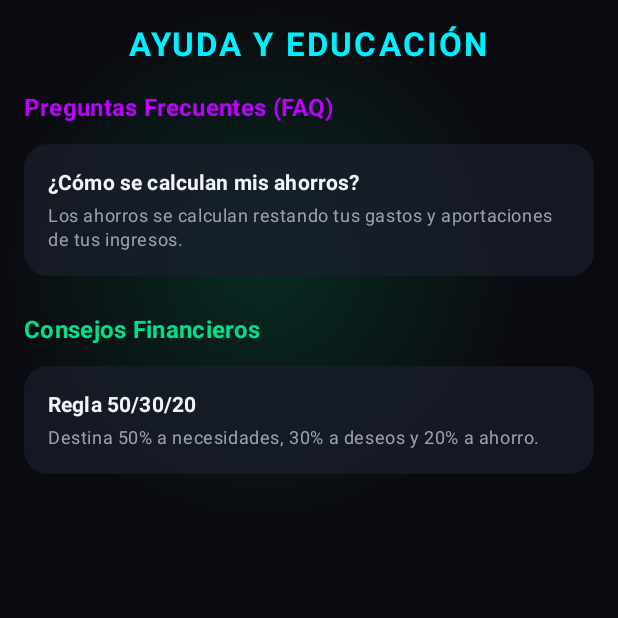
After one commit to nexumpr/Nexum-Mobile, an Android app built with Jetpack Compose: the composable HelpEducationScreen shown on its own in the app's theme, on a phone screen of 412 x 824 dp, the top half of it. The commit adds this screen. Run offline under Robolectric (Android 15) with nearby library versions, the phone set to English and light mode, and no system bars.

Commit message:
Vistas y ViewModels MVI: ◦ PrivacyNoticeViewModel / PrivacyNoticeScreen: Para consultar el aviso legal vigente sin requerir sesión y registrar la aceptación de términos. ◦ HelpEducationViewModel / HelpEducationScreen: Para listar las preguntas frecuentes (FAQ) y consejos de educación financiera de la plataforma. 2. Conexión en la Pantalla de Ajustes (SettingsScreen.kt & MainAppShell.kt): ◦ Añadimos botones de acceso directo en la pestaña de Ajustes para que, al tocarlos, se abran en formato modal interactivo tanto el Aviso de Privacidad como la Ayuda y FAQ.

```diff
--- /dev/null
+++ b/app/src/main/java/mx/nexum/app/financial/ui/HelpEducationScreen.kt
@@ -0,0 +1,139 @@
+package mx.nexum.app.financial.ui
+
+import androidx.compose.foundation.background
+import androidx.compose.foundation.layout.Arrangement
+import androidx.compose.foundation.layout.Box
+import androidx.compose.foundation.layout.Column
+import androidx.compose.foundation.layout.Spacer
+import androidx.compose.foundation.layout.fillMaxSize
+import androidx.compose.foundation.layout.fillMaxWidth
+import androidx.compose.foundation.layout.height
+import androidx.compose.foundation.layout.padding
+import androidx.compose.foundation.layout.size
+import androidx.compose.foundation.lazy.LazyColumn
+import androidx.compose.foundation.lazy.items
+import androidx.compose.foundation.shape.RoundedCornerShape
+import androidx.compose.material3.CircularProgressIndicator
+import androidx.compose.material3.MaterialTheme
+import androidx.compose.material3.Surface
+import androidx.compose.material3.Text
+import androidx.compose.runtime.Composable
+import androidx.compose.ui.Alignment
+import androidx.compose.ui.Modifier
+import androidx.compose.ui.graphics.Brush
+import androidx.compose.ui.graphics.Color
+import androidx.compose.ui.text.font.FontWeight
+import androidx.compose.ui.tooling.preview.Preview
+import androidx.compose.ui.unit.dp
+import androidx.compose.ui.unit.sp
+import mx.nexum.app.financial.data.dto.EducationTipDto
+import mx.nexum.app.financial.data.dto.FaqItemDto
+import mx.nexum.app.ui.theme.NexumTheme
+
+@Composable
+fun HelpEducationScreen(
+    state: HelpEducationUiState,
+    modifier: Modifier = Modifier
+) {
+    Box(
+        modifier = modifier
+            .fillMaxSize()
+            .background(MaterialTheme.colorScheme.background)
+    ) {
+        // Ambient Cyber Glow
+        Box(
+            modifier = Modifier
+                .size(350.dp)
+                .align(Alignment.TopStart)
+                .background(
+                    brush = Brush.radialGradient(
+                        colors = listOf(
+                            MaterialTheme.colorScheme.tertiary.copy(alpha = 0.15f),
+                            Color.Transparent
+                        )
+                    )
+                )
+        )
+
+        Column(
+            modifier = Modifier
+                .fillMaxSize()
+                .padding(16.dp),
+            horizontalAlignment = Alignment.CenterHorizontally
+        ) {
+            Text(
+                text = "AYUDA Y EDUCACIÓN",
+                style = MaterialTheme.typography.titleLarge.copy(
+                    fontWeight = FontWeight.Bold,
+                    letterSpacing = 1.5.sp
+                ),
+                color = MaterialTheme.colorScheme.primary
+            )
+            Spacer(modifier = Modifier.height(16.dp))
+
+            if (state.isLoading) {
+                Box(modifier = Modifier.fillMaxSize(), contentAlignment = Alignment.Center) {
+                    CircularProgressIndicator(color = MaterialTheme.colorScheme.primary)
+                }
+            } else {
+                LazyColumn(
+                    modifier = Modifier.fillMaxSize(),
+                    verticalArrangement = Arrangement.spacedBy(12.dp)
+                ) {
+                    item {
+                        Text(
+                            text = "Preguntas Frecuentes (FAQ)",
+                            style = MaterialTheme.typography.titleMedium.copy(fontWeight = FontWeight.Bold),
+                            color = MaterialTheme.colorScheme.secondary
+                        )
+                    }
+                    items(state.faqs.ifEmpty { listOf(FaqItemDto("1", "¿Cómo se calculan mis ahorros?", "Los ahorros se calculan restando tus gastos y aportaciones de tus ingresos.")) }) { faq ->
+                        Surface(
+                            modifier = Modifier.fillMaxWidth(),
+                            shape = RoundedCornerShape(16.dp),
+                            color = MaterialTheme.colorScheme.surfaceVariant.copy(alpha = 0.7f),
+                            tonalElevation = 4.dp
+                        ) {
+                            Column(modifier = Modifier.padding(16.dp)) {
+                                Text(text = faq.question, style = MaterialTheme.typography.titleSmall.copy(fontWeight = FontWeight.Bold), color = MaterialTheme.colorScheme.onSurface)
+                                Spacer(modifier = Modifier.height(4.dp))
+                                Text(text = faq.answer, style = MaterialTheme.typography.bodySmall, color = MaterialTheme.colorScheme.onSurfaceVariant)
+                            }
+                        }
+                    }
+
+                    item {
+                        Spacer(modifier = Modifier.height(12.dp))
+                        Text(
+                            text = "Consejos Financieros",
+                            style = MaterialTheme.typography.titleMedium.copy(fontWeight = FontWeight.Bold),
+                            color = MaterialTheme.colorScheme.tertiary
+                        )
+                    }
+                    items(state.tips.ifEmpty { listOf(EducationTipDto("1", "Regla 50/30/20", "Destina 50% a necesidades, 30% a deseos y 20% a ahorro.", "ahorro")) }) { tip ->
+                        Surface(
+                            modifier = Modifier.fillMaxWidth(),
+                            shape = RoundedCornerShape(16.dp),
+                            color = MaterialTheme.colorScheme.surfaceVariant.copy(alpha = 0.7f),
+                            tonalElevation = 4.dp
+                        ) {
+                            Column(modifier = Modifier.padding(16.dp)) {
+                                Text(text = tip.title, style = MaterialTheme.typography.titleSmall.copy(fontWeight = FontWeight.Bold), color = MaterialTheme.colorScheme.onSurface)
+                                Spacer(modifier = Modifier.height(4.dp))
+                                Text(text = tip.content, style = MaterialTheme.typography.bodySmall, color = MaterialTheme.colorScheme.onSurfaceVariant)
+                            }
+                        }
+                    }
+                }
+            }
+        }
+    }
+}
+
+@Preview(showBackground = true)
+@Composable
+private fun HelpPreview() {
+    NexumTheme {
+        HelpEducationScreen(state = HelpEducationUiState())
+    }
+}
```
Also changed, not shown: app/src/main/java/mx/nexum/app/financial/ui/MainAppShell.kt (+40 -0 lines), app/src/main/java/mx/nexum/app/financial/ui/SettingsScreen.kt (+37 -0 lines), app/src/main/java/mx/nexum/app/financial/ui/SettingsViewModel.kt (+6 -1 lines), 1 other file.
